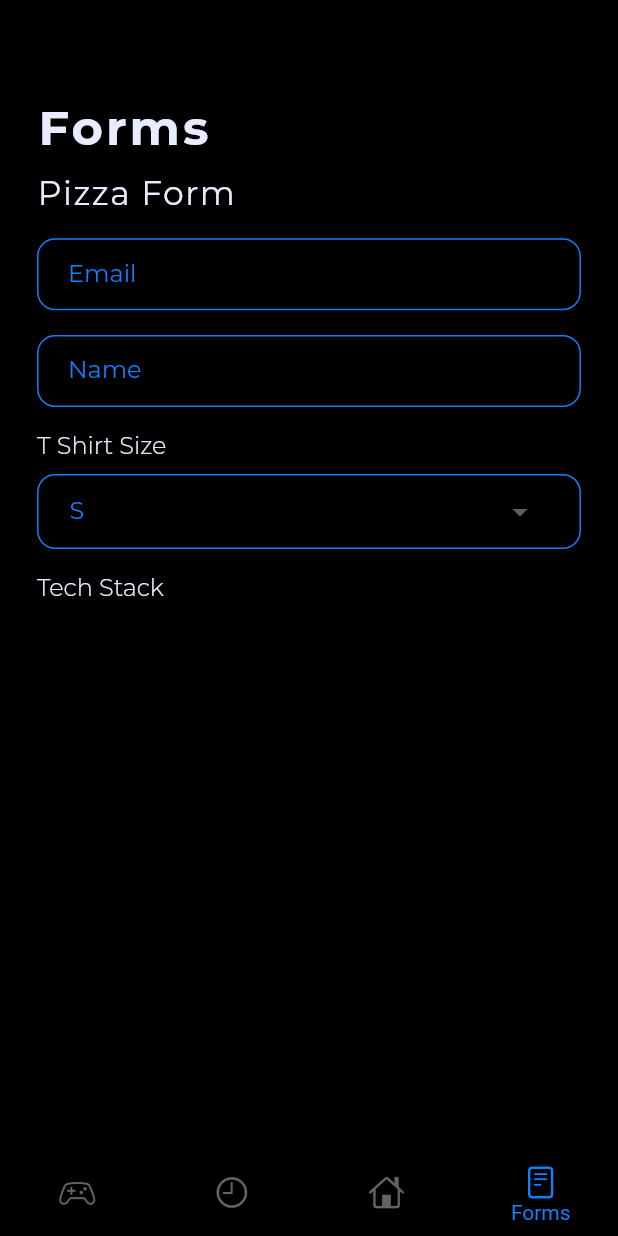
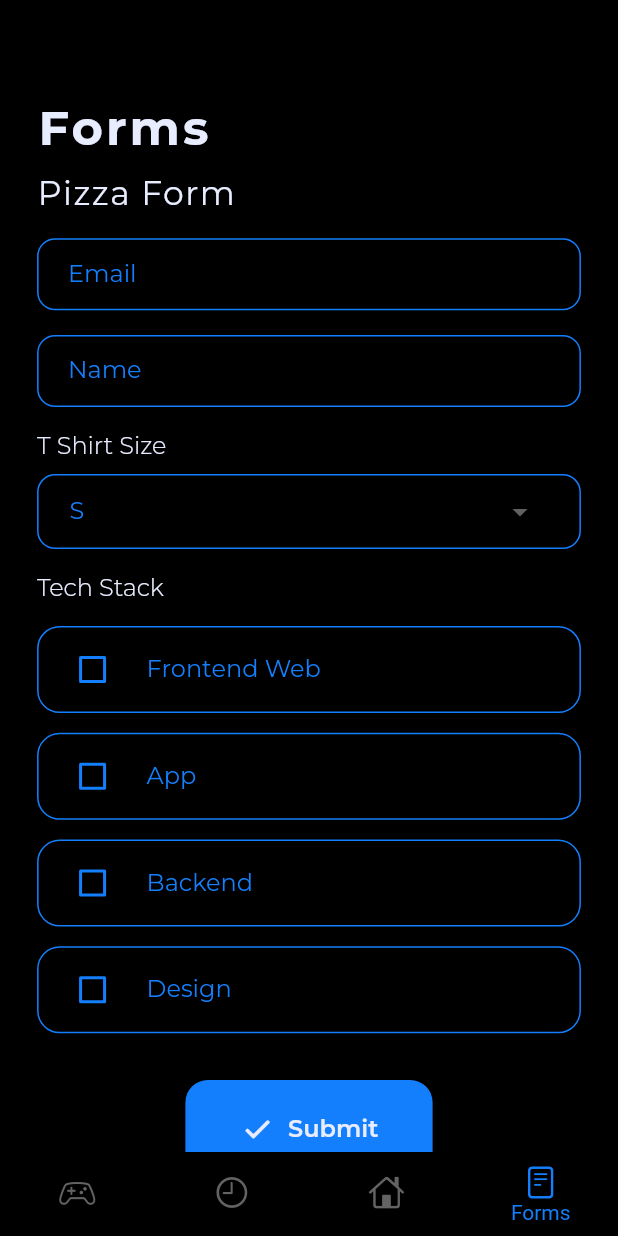
Before and after one commit to CodeChefVIT/DEVSOC21-App, a Flutter app: the screen it shows after launch, item 4 of the bottom bar chosen, on a phone screen of 412 x 824 dp. Run offline on Flutter 3.47's test engine with Material 2 defaults, Android fonts, the phone set to English and light mode, and no system bars; our stand-ins replace dio, dotted_border, flutter_svg, get, google_fonts, pull_to_refresh and 1 more; network calls fail; project files that could hold a hidden picture were left out.

Commit message:
form done, validation left

```diff
--- a/devsoc_app/lib/root.dart
+++ b/devsoc_app/lib/root.dart
@@ -27,6 +27,7 @@ class _MyAppState extends State<MyApp> {
         highlightColor: Colors.transparent,
         splashColor: Colors.transparent,
         canvasColor: Color(0xff00133d),
+        unselectedWidgetColor: Color(0xff147ffd),
       ),
       initialRoute: '/',
       debugShowCheckedModeBanner: false,
--- a/devsoc_app/lib/screens/formScreen.dart
+++ b/devsoc_app/lib/screens/formScreen.dart
@@ -1,5 +1,6 @@
 import 'package:devsoc_app/helpers/size.dart';
 import 'package:devsoc_app/helpers/theme.dart';
+import 'package:flutter/cupertino.dart';
 import 'package:flutter/material.dart';
 
 class Forms extends StatefulWidget {
@@ -42,10 +43,40 @@ class _FormsState extends State<Forms> {
           "Backend",
           "Design",
         ],
-        "value": null,
+        "value": [],
       },
     ],
   };
+
+  Map<String, bool> checkBoxMap = {};
+
+  void initState() {
+    for (var questions in form["questions"]) {
+      if (questions["type"] == "checkbox") {
+        for (var i in questions["checkboxOptions"]) {
+          checkBoxMap[i] = false;
+        }
+      }
+      if (questions["type"] == "dropdown") {
+        questions["value"] = questions["dropdownOptions"][0];
+      }
+    }
+    super.initState();
+  }
+
+  void _submit() {
+    FocusScope.of(context).unfocus();
+    for (var questions in form["questions"]) {
+      if (questions["type"] == "checkbox") {
+        for (var i in questions["checkboxOptions"]) {
+          if (checkBoxMap[i] == true) {
+            questions["value"].add(i);
+          }
+        }
+      }
+    }
+    print(form);
+  }
 
   @override
   Widget build(BuildContext context) {
@@ -193,9 +224,80 @@ class _FormsState extends State<Forms> {
                                     SizedBox(
                                       height: s.hHelper(1),
                                     ),
+                                    for (var i in question["checkboxOptions"])
+                                      Container(
+                                        decoration: BoxDecoration(
+                                          border: Border.all(
+                                            color: t.activeColor,
+                                            width: 1,
+                                          ),
+                                          borderRadius:
+                                              BorderRadius.circular(15),
+                                        ),
+                                        margin: EdgeInsets.symmetric(
+                                          vertical: s.hHelper(0.8),
+                                        ),
+                                        child: CheckboxListTile(
+                                          title: Text(
+                                            i,
+                                            style: t.smallTextColor,
+                                          ),
+
+                                          checkColor: t.altBgColor,
+                                          activeColor: t.activeColor,
+                                          value: checkBoxMap[i],
+                                          onChanged: (newValue) {
+                                            setState(() {
+                                              checkBoxMap[i] = newValue;
+                                              print(checkBoxMap);
+                                            });
+                                          },
+                                          controlAffinity: ListTileControlAffinity
+                                              .leading, //  <-- leading Checkbox
+                                        ),
+                                      )
                                   ],
                                 )
                               : Container(),
+                SizedBox(
+                  height: s.hHelper(2),
+                ),
+                Container(
+                  width: double.infinity,
+                  alignment: Alignment.center,
+                  child: TextButton(
+                    onPressed: () {
+                      _submit();
+                    },
+                    child: Container(
+                      height: s.hHelper(8),
+                      width: s.wHelper(40),
+                      decoration: BoxDecoration(
+                        color: t.activeColor,
+                        borderRadius: BorderRadius.circular(15),
+                      ),
+                      child: Row(
+                        mainAxisAlignment: MainAxisAlignment.center,
+                        children: [
+                          Icon(
+                            CupertinoIcons.checkmark_alt,
+                            color: t.white,
+                          ),
+                          SizedBox(
+                            width: s.wHelper(2),
+                          ),
+                          Text(
+                            "Submit",
+                            style: t.smallTextBold,
+                          ),
+                        ],
+                      ),
+                    ),
+                  ),
+                ),
+                SizedBox(
+                  height: s.hHelper(2),
+                ),
               ],
             ),
           ),
```
Also changed, not shown: 13 other files.
